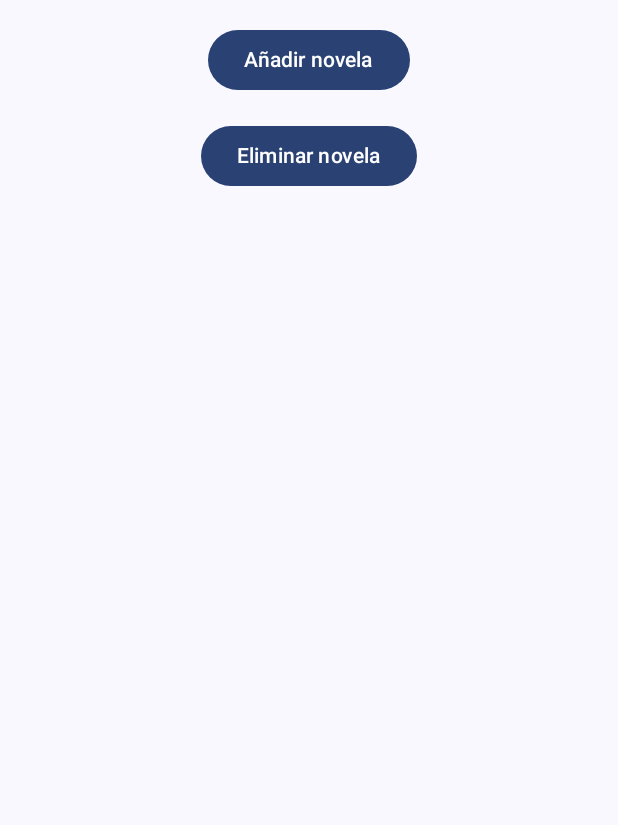
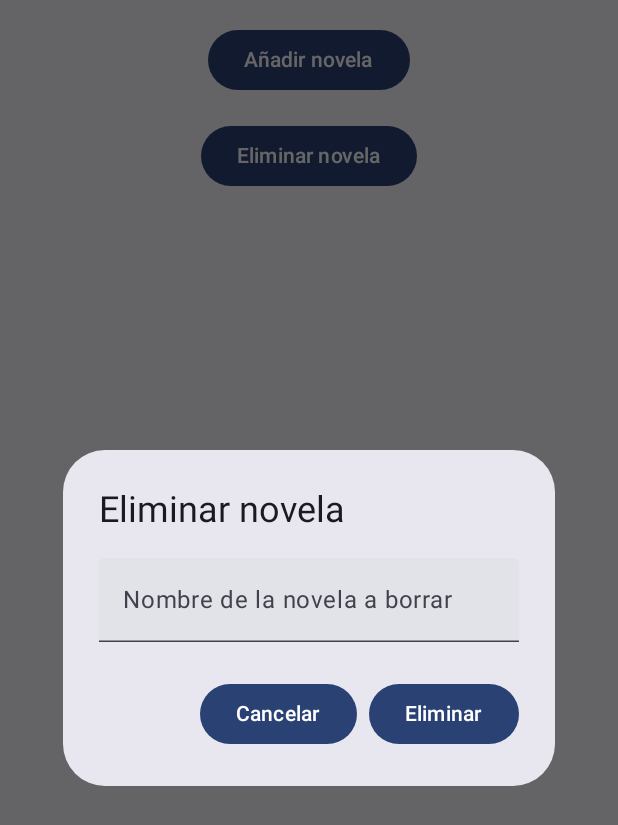
Before and after one commit to ffernandoss/DefinitivoFeedback, an Android app built with Jetpack Compose: the ListaNovelasActivity screen opened directly, with no data from a screen before it, after a tap on "Eliminar novela", on a phone screen of 412 x 824 dp. Shown: the top 825 px of the screen. Run offline under Robolectric (Android 15) with nearby library versions, the phone set to English and light mode, and no system bars.

Commit message:
ya funciona el boton de borrar, te pide un nombre, si no lo encuentra sale un boton de error, si lo encuntra lo borra

```diff
--- a/app/src/main/java/com/example/definitivofeedback/ListaNovelasActivity.kt
+++ b/app/src/main/java/com/example/definitivofeedback/ListaNovelasActivity.kt
@@ -28,15 +28,18 @@ class ListaNovelasActivity : ComponentActivity() {
         }
     }
 }
-
 @Composable
 fun ListaNovelasScreen(modifier: Modifier = Modifier) {
     var showDialog by remember { mutableStateOf(false) }
+    var showDeleteDialog by remember { mutableStateOf(false) }
+    var showErrorDialog by remember { mutableStateOf(false) }
     var nombre by remember { mutableStateOf("") }
     var año by remember { mutableStateOf("") }
     var descripcion by remember { mutableStateOf("") }
     var valoracion by remember { mutableStateOf("") }
     var novelas by remember { mutableStateOf(listOf<Novela>()) }
+    var nombreABorrar by remember { mutableStateOf("") }
+    var mensajeError by remember { mutableStateOf("") }
 
     val context = LocalContext.current
 
@@ -51,7 +54,7 @@ fun ListaNovelasScreen(modifier: Modifier = Modifier) {
             Text(text = "Añadir novela")
         }
         Spacer(modifier = Modifier.height(16.dp))
-        Button(onClick = { /* TODO: Eliminar novela */ }) {
+        Button(onClick = { showDeleteDialog = true }) {
             Text(text = "Eliminar novela")
         }
 
@@ -110,9 +113,58 @@ fun ListaNovelasScreen(modifier: Modifier = Modifier) {
                 }
             )
         }
+
+        if (showDeleteDialog) {
+            AlertDialog(
+                onDismissRequest = { showDeleteDialog = false },
+                title = { Text(text = "Eliminar novela") },
+                text = {
+                    Column {
+                        TextField(
+                            value = nombreABorrar,
+                            onValueChange = { nombreABorrar = it },
+                            label = { Text("Nombre de la novela a borrar") }
+                        )
+                    }
+                },
+                confirmButton = {
+                    Button(onClick = {
+                        val novelaAEliminar = novelas.find { it.nombre == nombreABorrar }
+                        if (novelaAEliminar != null) {
+                            novelas = novelas - novelaAEliminar
+                            mensajeError = ""
+                        } else {
+                            mensajeError = "No se ha encontrado ninguna novela con ese nombre"
+                            showErrorDialog = true
+                        }
+                        nombreABorrar = ""
+                        showDeleteDialog = false
+                    }) {
+                        Text("Eliminar")
+                    }
+                },
+                dismissButton = {
+                    Button(onClick = { showDeleteDialog = false }) {
+                        Text("Cancelar")
+                    }
+                }
+            )
+        }
+
+        if (showErrorDialog) {
+            AlertDialog(
+                onDismissRequest = { showErrorDialog = false },
+                title = { Text(text = "Error") },
+                text = { Text(text = mensajeError) },
+                confirmButton = {
+                    Button(onClick = { showErrorDialog = false }) {
+                        Text("OK")
+                    }
+                }
+            )
+        }
     }
 }
-
 @Preview(showBackground = true)
 @Composable
 fun ListaNovelasScreenPreview() {
```
